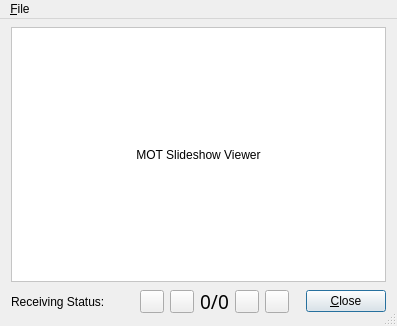
Before: the Qt Designer form dream/src/GUI-QT/SlideShowViewer.ui in mmjee/dream-patched, drawn with Qt 5.
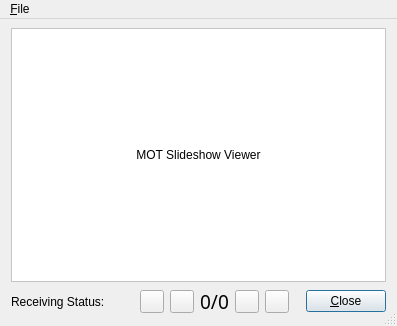
After: the same form once the commit is applied. Icons and pictures are not drawn. Custom widgets are drawn as their Qt base class.

```diff
--- a/dream/src/GUI-QT/SlideShowViewer.ui
+++ b/dream/src/GUI-QT/SlideShowViewer.ui
@@ -52,7 +52,7 @@
       <number>11</number>
      </property>
      <property name="topMargin">
-      <number>8</number>
+      <number>9</number>
      </property>
      <property name="rightMargin">
       <number>11</number>
```
